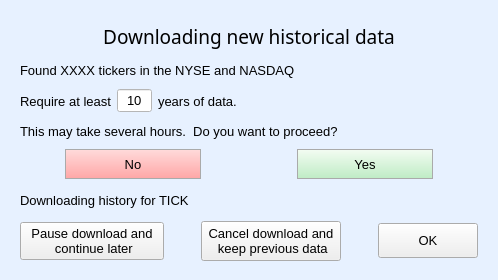
Above: Downloading_hist.ui from jabezmcc/McScreener before the change. Below: the same form after it.
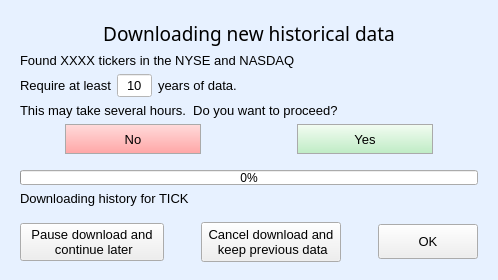
That is the form after the change.

```diff
--- a/Downloading_hist.ui
+++ b/Downloading_hist.ui
@@ -25,10 +25,10 @@
      <x>20</x>
      <y>20</y>
      <width>458</width>
-     <height>241</height>
+     <height>242</height>
     </rect>
    </property>
-   <layout class="QVBoxLayout" name="verticalLayout" stretch="4,3,3,3,5,6,7">
+   <layout class="QVBoxLayout" name="verticalLayout" stretch="4,3,3,3,5,0,0,6,0,7">
     <item>
      <widget class="QLabel" name="label">
       <property name="font">
@@ -250,12 +250,38 @@
       </item>
      </layout>
     </item>
+    <item>
+     <spacer name="verticalSpacer">
+      <property name="orientation">
+       <enum>Qt::Vertical</enum>
+      </property>
+      <property name="sizeHint" stdset="0">
+       <size>
+        <width>20</width>
+        <height>40</height>
+       </size>
+      </property>
+     </spacer>
+    </item>
+    <item>
+     <widget class="QProgressBar" name="newhistdl_progress">
+      <property name="maximumSize">
+       <size>
+        <width>16777215</width>
+        <height>15</height>
+       </size>
+      </property>
+      <property name="value">
+       <number>0</number>
+      </property>
+     </widget>
+    </item>
     <item>
      <widget class="QLabel" name="download_status_label">
       <property name="maximumSize">
        <size>
         <width>16777215</width>
-        <height>30</height>
+        <height>20</height>
        </size>
       </property>
       <property name="font">
@@ -269,6 +295,19 @@
       </property>
      </widget>
     </item>
+    <item>
+     <spacer name="verticalSpacer_2">
+      <property name="orientation">
+       <enum>Qt::Vertical</enum>
+      </property>
+      <property name="sizeHint" stdset="0">
+       <size>
+        <width>20</width>
+        <height>40</height>
+       </size>
+      </property>
+     </spacer>
+    </item>
     <item>
      <layout class="QHBoxLayout" name="horizontalLayout" stretch="5,1,5,1,2">
       <item>
```
